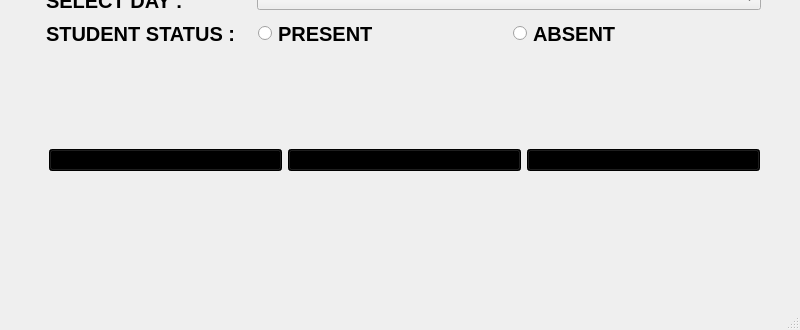
The window that takeattendance.ui (Shasank12345/QT_PROJECT) describes before a commit, drawn with Qt 5; both pictures show x 0 to 800 and y 270 to 600 of the 800 by 600 pixel window.
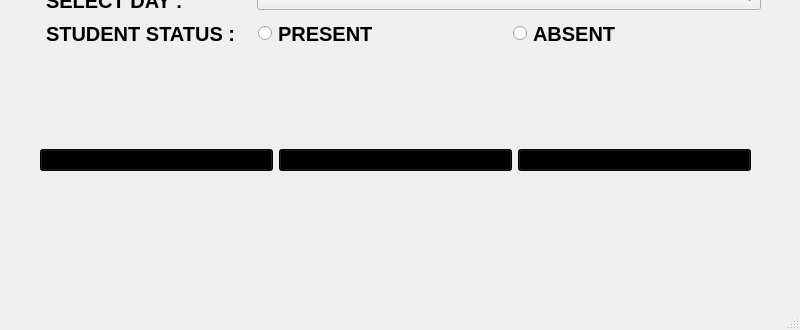
The same window after the commit. Icons and pictures are not drawn.

What changed in the file:
```diff
--- a/takeattendance.ui
+++ b/takeattendance.ui
@@ -240,7 +240,7 @@
    <widget class="QWidget" name="horizontalLayoutWidget_2">
     <property name="geometry">
      <rect>
-      <x>49</x>
+      <x>40</x>
       <y>390</y>
       <width>711</width>
       <height>80</height>
```
Left out of the diff: 2 changed lines with no effect on the pictures.
